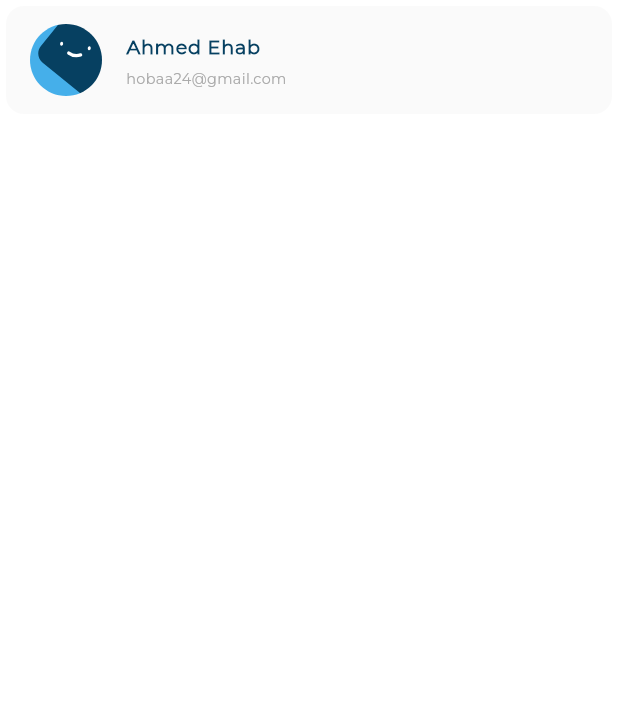
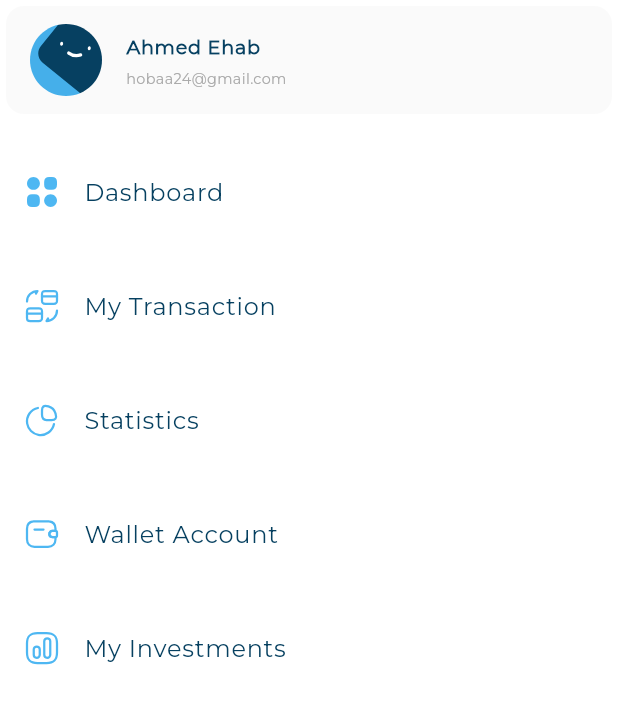
Before and after one commit to ahmedEhab10/responsive_dash-board, a Flutter app: the Desktopview screen opened directly, on a phone screen of 412 x 824 dp. Shown: the top 704 px of the screen. Run offline on Flutter 3.47's test engine with Material 3 defaults, Android fonts, the phone set to English and light mode, and no system bars; our stand-ins replace flutter_svg.

Commit message:
add drawer item to the drawer and make drawer item model

```diff
--- /dev/null
+++ b/lib/Models/DraweritemModel.dart
@@ -0,0 +1,6 @@
+class Draweritemmodel {
+  final String image;
+  final String title;
+
+  const Draweritemmodel({required this.image, required this.title});
+}
--- a/lib/views/widgets/Custom_drawer.dart
+++ b/lib/views/widgets/Custom_drawer.dart
@@ -1,21 +1,43 @@
 import 'package:flutter/material.dart';
+import 'package:responsive_dash_board/Models/DraweritemModel.dart';
 import 'package:responsive_dash_board/Utils/App_Images.dart';
 import 'package:responsive_dash_board/views/widgets/Infolistile.dart';
+import 'package:responsive_dash_board/views/widgets/drawer_item.dart';
 
 class CustomDrawer extends StatelessWidget {
   const CustomDrawer({super.key});
+
+  static const List<Draweritemmodel> items = [
+    Draweritemmodel(image: Assets.imagesDashboard, title: 'Dashboard'),
+    Draweritemmodel(image: Assets.imagesMyTransaction, title: 'My Transaction'),
+    Draweritemmodel(image: Assets.imagesStatistics, title: 'Statistics'),
+    Draweritemmodel(image: Assets.imagesWallerAccount, title: 'Wallet Account'),
+    Draweritemmodel(image: Assets.imagesMyInvestments, title: 'My Investments'),
+  ];
 
   @override
   Widget build(BuildContext context) {
     return Container(
       color: Colors.white,
-      child: const Column(
+      child: Column(
         children: [
           Infolistile(
             image: Assets.imagesFace2,
             Title: 'Ahmed Ehab',
             SubTitle: 'hobaa24@gmail.com',
-          )
+          ),
+          ListView.builder(
+              shrinkWrap: true,
+              physics: const NeverScrollableScrollPhysics(),
+              itemCount: items.length,
+              itemBuilder: (context, index) {
+                return Padding(
+                  padding: const EdgeInsets.only(top: 20.0),
+                  child: DrawerItem(
+                    draweritemmodel: items[index],
+                  ),
+                );
+              })
         ],
       ),
     );
--- /dev/null
+++ b/lib/views/widgets/drawer_item.dart
@@ -0,0 +1,24 @@
+import 'package:flutter/material.dart';
+import 'package:flutter_svg/flutter_svg.dart';
+import 'package:responsive_dash_board/Models/DraweritemModel.dart';
+
+class DrawerItem extends StatelessWidget {
+  Draweritemmodel draweritemmodel;
+  DrawerItem({super.key, required this.draweritemmodel});
+
+  @override
+  Widget build(BuildContext context) {
+    return ListTile(
+      leading: SvgPicture.asset(draweritemmodel.image),
+      title: Text(
+        draweritemmodel.title,
+        style: const TextStyle(
+          color: Color(0xFF064060),
+          fontSize: 16,
+          fontFamily: 'Montserrat',
+          fontWeight: FontWeight.w400,
+        ),
+      ),
+    );
+  }
+}
```
